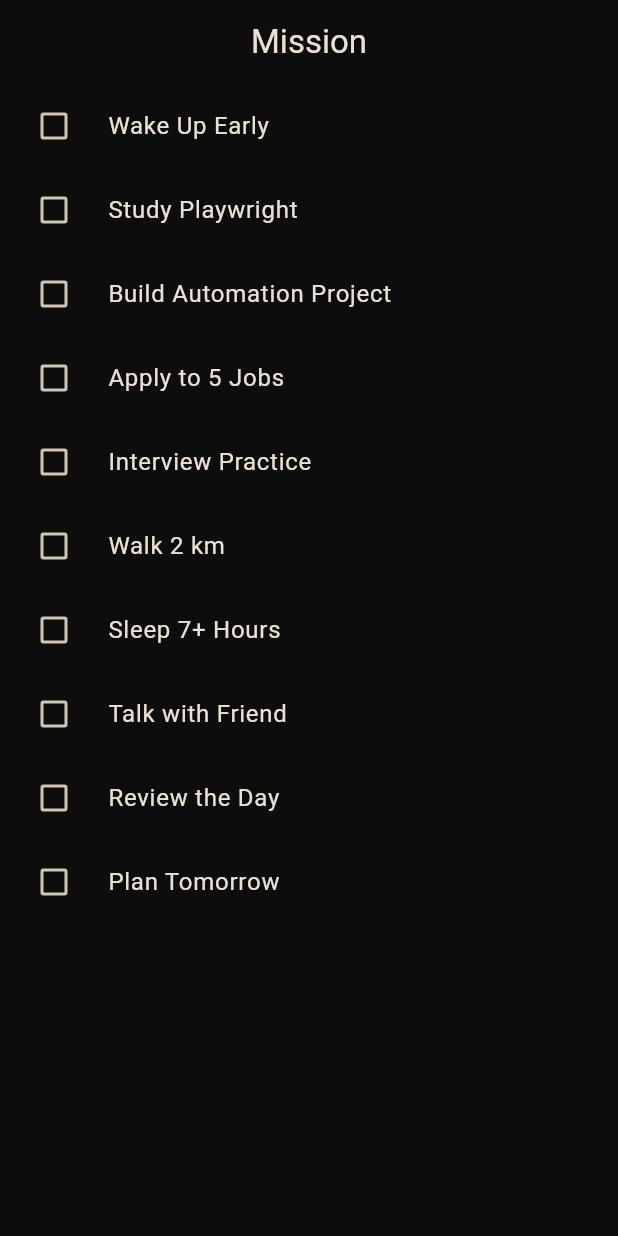
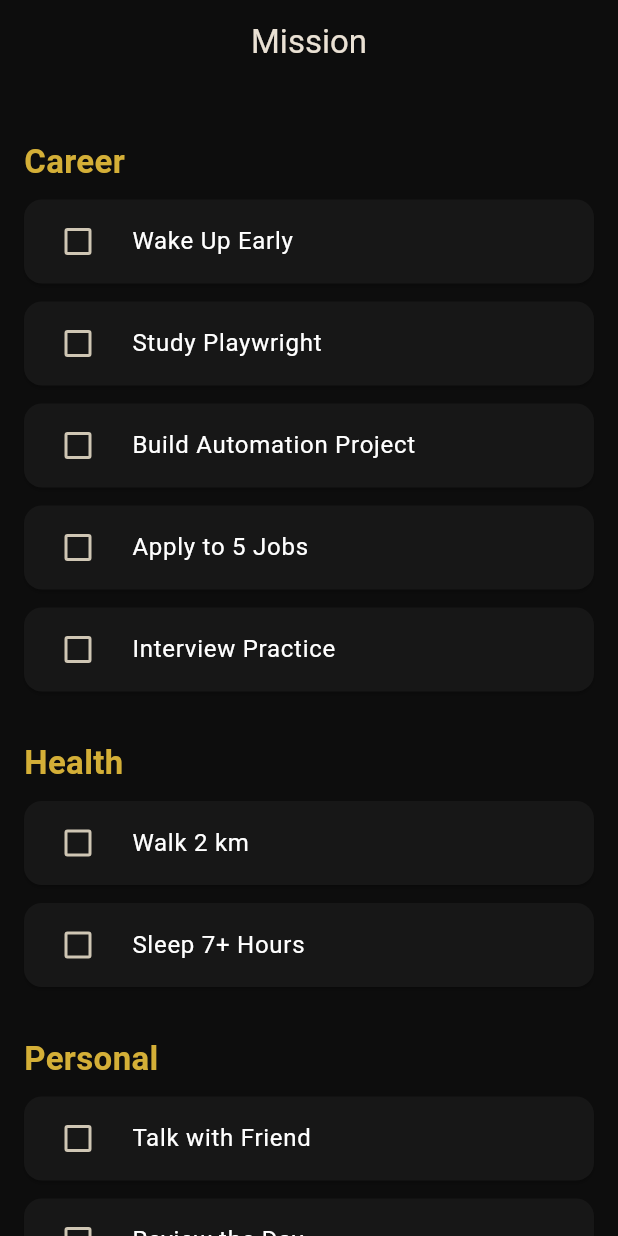
Before and after one commit to Arunnithis/shadyos, a Flutter app: the MissionScreen screen opened directly, on a phone screen of 412 x 824 dp. Run offline on Flutter 3.47's test engine with Material 3 defaults, Android fonts, the phone set to English and light mode, and no system bars; our stand-ins replace flutter_riverpod, hive_flutter; accounts and stored records are empty.

Commit message:
Group missions by category with reusable section widget

```diff
--- a/lib/features/mission/screens/mission_screen.dart
+++ b/lib/features/mission/screens/mission_screen.dart
@@ -1,6 +1,7 @@
 import 'package:flutter/material.dart';
 import '../models/mission.dart';
 import '../models/mission_data.dart';
+import '../widgets/mission_section.dart';
 import '../widgets/mission_tile.dart';
 
 class MissionScreen extends StatefulWidget {
@@ -15,13 +16,33 @@
 
   @override
   Widget build(BuildContext context) {
+    final career = missionList.where((m) => m.category == "Career").toList();
+
+    final health = missionList.where((m) => m.category == "Health").toList();
+
+    final personal = missionList
+        .where((m) => m.category == "Personal")
+        .toList();
+
     return Scaffold(
       appBar: AppBar(title: const Text("Mission")),
-      body: ListView.builder(
-        itemCount: missionList.length,
-        itemBuilder: (context, index) {
-          final mission = missionList[index];
+      body: ListView(
+        padding: const EdgeInsets.all(16),
+        children: [
+          const MissionSection(title: "Career"),
+          ...career.map(buildTile),
 
+          const MissionSection(title: "Health"),
+          ...health.map(buildTile),
+
+          const MissionSection(title: "Personal"),
+          ...personal.map(buildTile),
+        ],
+      ),
+    );
+  }
+
+  Widget buildTile(Mission mission) {
     return MissionTile(
       mission: mission,
       onChanged: (value) {
@@ -30,8 +51,5 @@
         });
       },
     );
-        },
-      ),
-    );
   }
 }
--- /dev/null
+++ b/lib/features/mission/widgets/mission_section.dart
@@ -0,0 +1,23 @@
+import 'package:flutter/material.dart';
+import 'package:shady_os/core/theme/app_colors.dart';
+
+class MissionSection extends StatelessWidget {
+  final String title;
+
+  const MissionSection({super.key, required this.title});
+
+  @override
+  Widget build(BuildContext context) {
+    return Padding(
+      padding: const EdgeInsets.only(top: 20, bottom: 10),
+      child: Text(
+        title,
+        style: const TextStyle(
+          color: AppColors.gold,
+          fontSize: 22,
+          fontWeight: FontWeight.bold,
+        ),
+      ),
+    );
+  }
+}
--- a/lib/features/mission/widgets/mission_tile.dart
+++ b/lib/features/mission/widgets/mission_tile.dart
@@ -1,4 +1,5 @@
 import 'package:flutter/material.dart';
+import 'package:shady_os/core/theme/app_colors.dart';
 import '../models/mission.dart';
 
 class MissionTile extends StatelessWidget {
@@ -13,11 +14,25 @@
 
   @override
   Widget build(BuildContext context) {
-    return CheckboxListTile(
-      value: mission.completed,
-      onChanged: onChanged,
-      title: Text(mission.title),
-      controlAffinity: ListTileControlAffinity.leading,
+    return Card(
+      color: AppColors.card,
+      margin: const EdgeInsets.only(bottom: 12),
+      child: CheckboxListTile(
+        value: mission.completed,
+        onChanged: onChanged,
+        activeColor: AppColors.green,
+        checkColor: Colors.white,
+        title: Text(
+          mission.title,
+          style: TextStyle(
+            decoration: mission.completed
+                ? TextDecoration.lineThrough
+                : TextDecoration.none,
+            color: AppColors.white,
+          ),
+        ),
+        controlAffinity: ListTileControlAffinity.leading,
+      ),
     );
   }
 }
```
Lines whose indentation alone changed are shown as unchanged.
